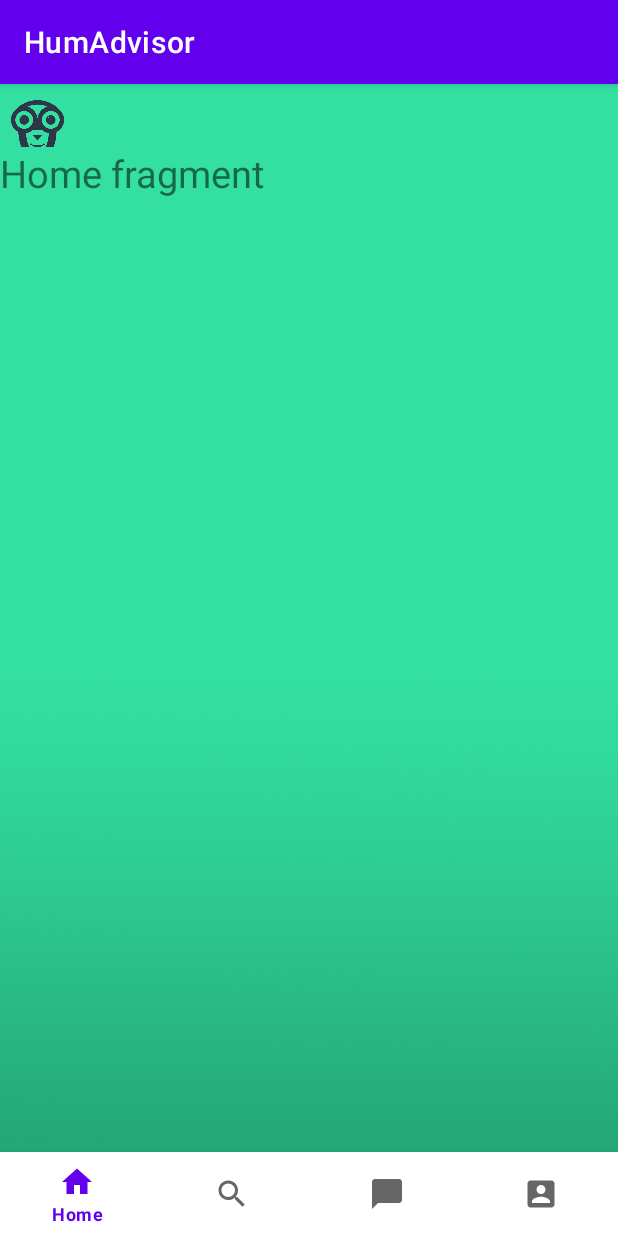
After one commit to Antoll/HumAdvisor, an Android app: the HomeFragment screen opened directly, with no data from a screen before it, on a phone screen of 412 x 824 dp. The commit adds this screen. Run offline under Robolectric (Android 15) with nearby library versions, the phone set to English and light mode, and no system bars; Roboto replaces fonts that are not available here.

Commit message:
push nico fragment fait plus qu a completer les pages

```diff
--- a/app/build.gradle
+++ b/app/build.gradle
@@ -32,6 +32,7 @@ dependencies {
     implementation 'androidx.appcompat:appcompat:1.4.1'
     implementation 'com.google.android.material:material:1.5.0'
     implementation 'androidx.constraintlayout:constraintlayout:2.1.3'
+    implementation 'androidx.legacy:legacy-support-v4:1.0.0'
     testImplementation 'junit:junit:4.13.2'
     androidTestImplementation 'androidx.test.ext:junit:1.1.3'
     androidTestImplementation 'androidx.test.espresso:espresso-core:3.4.0'
--- /dev/null
+++ b/app/src/main/java/uqac/dim/humadvisor/ChatFragment.java
@@ -0,0 +1,20 @@
+package uqac.dim.humadvisor;
+
+import android.os.Bundle;
+
+import androidx.fragment.app.Fragment;
+
+import android.view.LayoutInflater;
+import android.view.View;
+import android.view.ViewGroup;
+
+
+public class ChatFragment extends Fragment {
+
+    @Override
+    public View onCreateView(LayoutInflater inflater, ViewGroup container,
+                             Bundle savedInstanceState) {
+        // Inflate the layout for this fragment
+        return inflater.inflate(R.layout.fragment_chat, container, false);
+    }
+}
--- /dev/null
+++ b/app/src/main/java/uqac/dim/humadvisor/HomeFragment.java
@@ -0,0 +1,20 @@
+package uqac.dim.humadvisor;
+
+import android.os.Bundle;
+
+import androidx.fragment.app.Fragment;
+
+import android.view.LayoutInflater;
+import android.view.View;
+import android.view.ViewGroup;
+
+
+public class HomeFragment extends Fragment {
+
+    @Override
+    public View onCreateView(LayoutInflater inflater, ViewGroup container,
+                             Bundle savedInstanceState) {
+        // Inflate the layout for this fragment
+        return inflater.inflate(R.layout.fragment_home, container, false);
+    }
+}
--- /dev/null
+++ b/app/src/main/java/uqac/dim/humadvisor/MainActivity2.java
@@ -0,0 +1,54 @@
+package uqac.dim.humadvisor;
+
+import androidx.appcompat.app.AppCompatActivity;
+
+import android.content.pm.ActivityInfo;
+import android.os.Bundle;
+import android.view.MenuItem;
+
+import com.google.android.material.bottomnavigation.BottomNavigationView;
+import com.google.android.material.navigation.NavigationBarView;
+
+public class MainActivity2 extends AppCompatActivity {
+
+
+    BottomNavigationView bottomNavigationView ;
+
+    HomeFragment homeFragment = new HomeFragment();
+    SearchFragment searchFragment = new SearchFragment();
+    ProfileFragment profileFragment = new ProfileFragment();
+    ChatFragment chatFragment = new ChatFragment();
+    @Override
+    protected void onCreate(Bundle savedInstanceState) {
+        super.onCreate(savedInstanceState);
+        setContentView(R.layout.activity_main2);
+        this.setRequestedOrientation(ActivityInfo.SCREEN_ORIENTATION_PORTRAIT);
+
+        bottomNavigationView = findViewById(R.id.bottom_navigation_view);
+        getSupportFragmentManager().beginTransaction().replace(R.id.container,homeFragment).commit();
+        bottomNavigationView.setOnItemSelectedListener(new NavigationBarView.OnItemSelectedListener() {
+            @Override
+            public boolean onNavigationItemSelected(MenuItem item) {
+                switch (item.getItemId()){
+
+                    case R.id.nav_home:
+                        getSupportFragmentManager().beginTransaction().replace(R.id.container,homeFragment).commit();
+                        return true;
+                    case R.id.nav_search:
+                        getSupportFragmentManager().beginTransaction().replace(R.id.container,searchFragment).commit();
+                        return true;
+                    case R.id.nav_profile:
+                        getSupportFragmentManager().beginTransaction().replace(R.id.container,profileFragment).commit();
+                        return true;
+                    case R.id.nav_chat:
+                        getSupportFragmentManager().beginTransaction().replace(R.id.container,chatFragment).commit();
+                        return true;
+
+                }
+
+
+                return false;
+            }
+        });
+    }
+}
--- /dev/null
+++ b/app/src/main/java/uqac/dim/humadvisor/ProfileFragment.java
@@ -0,0 +1,20 @@
+package uqac.dim.humadvisor;
+
+import android.os.Bundle;
+
+import androidx.fragment.app.Fragment;
+
+import android.view.LayoutInflater;
+import android.view.View;
+import android.view.ViewGroup;
+
+
+public class ProfileFragment extends Fragment {
+
+    @Override
+    public View onCreateView(LayoutInflater inflater, ViewGroup container,
+                             Bundle savedInstanceState) {
+        // Inflate the layout for this fragment
+        return inflater.inflate(R.layout.fragment_profile, container, false);
+    }
+}
--- /dev/null
+++ b/app/src/main/java/uqac/dim/humadvisor/SearchFragment.java
@@ -0,0 +1,20 @@
+package uqac.dim.humadvisor;
+
+import android.os.Bundle;
+
+import androidx.fragment.app.Fragment;
+
+import android.view.LayoutInflater;
+import android.view.View;
+import android.view.ViewGroup;
+
+
+public class SearchFragment extends Fragment {
+
+    @Override
+    public View onCreateView(LayoutInflater inflater, ViewGroup container,
+                             Bundle savedInstanceState) {
+        // Inflate the layout for this fragment
+        return inflater.inflate(R.layout.fragment_search, container, false);
+    }
+}
--- /dev/null
+++ b/app/src/main/res/drawable/ic_chat.xml
@@ -0,0 +1,10 @@
+<vector xmlns:android="http://schemas.android.com/apk/res/android"
+    android:width="24dp"
+    android:height="24dp"
+    android:viewportWidth="24"
+    android:viewportHeight="24"
+    android:tint="?attr/colorControlNormal">
+  <path
+      android:fillColor="@android:color/white"
+      android:pathData="M20,2H4c-1.1,0 -2,0.9 -2,2v18l4,-4h14c1.1,0 2,-0.9 2,-2V4c0,-1.1 -0.9,-2 -2,-2z"/>
+</vector>
--- /dev/null
+++ b/app/src/main/res/drawable/ic_home.xml
@@ -0,0 +1,10 @@
+<vector xmlns:android="http://schemas.android.com/apk/res/android"
+    android:width="24dp"
+    android:height="24dp"
+    android:viewportWidth="24"
+    android:viewportHeight="24"
+    android:tint="?attr/colorControlNormal">
+  <path
+      android:fillColor="@android:color/white"
+      android:pathData="M10,20v-6h4v6h5v-8h3L12,3 2,12h3v8z"/>
+</vector>
--- /dev/null
+++ b/app/src/main/res/drawable/ic_profile.xml
@@ -0,0 +1,10 @@
+<vector xmlns:android="http://schemas.android.com/apk/res/android"
+    android:width="24dp"
+    android:height="24dp"
+    android:viewportWidth="24"
+    android:viewportHeight="24"
+    android:tint="?attr/colorControlNormal">
+  <path
+      android:fillColor="@android:color/white"
+      android:pathData="M3,5v14c0,1.1 0.89,2 2,2h14c1.1,0 2,-0.9 2,-2L21,5c0,-1.1 -0.9,-2 -2,-2L5,3c-1.11,0 -2,0.9 -2,2zM15,9c0,1.66 -1.34,3 -3,3s-3,-1.34 -3,-3 1.34,-3 3,-3 3,1.34 3,3zM6,17c0,-2 4,-3.1 6,-3.1s6,1.1 6,3.1v1L6,18v-1z"/>
+</vector>
--- /dev/null
+++ b/app/src/main/res/drawable/ic_search.xml
@@ -0,0 +1,10 @@
+<vector xmlns:android="http://schemas.android.com/apk/res/android"
+    android:width="24dp"
+    android:height="24dp"
+    android:viewportWidth="24"
+    android:viewportHeight="24"
+    android:tint="?attr/colorControlNormal">
+  <path
+      android:fillColor="@android:color/white"
+      android:pathData="M15.5,14h-0.79l-0.28,-0.27C15.41,12.59 16,11.11 16,9.5 16,5.91 13.09,3 9.5,3S3,5.91 3,9.5 5.91,16 9.5,16c1.61,0 3.09,-0.59 4.23,-1.57l0.27,0.28v0.79l5,4.99L20.49,19l-4.99,-5zM9.5,14C7.01,14 5,11.99 5,9.5S7.01,5 9.5,5 14,7.01 14,9.5 11.99,14 9.5,14z"/>
+</vector>
--- /dev/null
+++ b/app/src/main/res/layout/activity_main2.xml
@@ -0,0 +1,34 @@
+<?xml version="1.0" encoding="utf-8"?>
+<RelativeLayout xmlns:android="http://schemas.android.com/apk/res/android"
+    xmlns:app="http://schemas.android.com/apk/res-auto"
+    xmlns:tools="http://schemas.android.com/tools"
+    android:layout_width="match_parent"
+    android:layout_height="match_parent"
+    android:background="@drawable/background"
+    tools:context=".MainActivity2">
+
+    <ImageView
+        android:id="@+id/logosignin"
+        android:layout_width="50dp"
+        android:layout_height="50dp"
+        android:translationY="5dp"
+        app:srcCompat="@drawable/logo_humadvisor_sans_fond_bleut" />
+
+
+    <FrameLayout
+        android:id="@+id/container"
+        android:layout_width="match_parent"
+        android:layout_height="670dp"
+
+        android:layout_above="@id/bottom_navigation_view" />
+
+
+
+    <com.google.android.material.bottomnavigation.BottomNavigationView
+        android:id="@+id/bottom_navigation_view"
+        android:layout_width="match_parent"
+        android:layout_height="wrap_content"
+        android:layout_alignParentBottom="true"
+        app:menu="@menu/bottom_menu"/>
+
+</RelativeLayout>
--- /dev/null
+++ b/app/src/main/res/layout/fragment_home.xml
@@ -0,0 +1,17 @@
+<?xml version="1.0" encoding="utf-8"?>
+<RelativeLayout xmlns:android="http://schemas.android.com/apk/res/android"
+    xmlns:tools="http://schemas.android.com/tools"
+    android:layout_width="match_parent"
+    android:layout_height="match_parent"
+    tools:context=".HomeFragment">
+
+
+    <TextView
+        android:layout_width="wrap_content"
+        android:layout_height="wrap_content"
+        android:background="@drawable/background"
+        android:textSize="25dp"
+        android:text="Home fragment"
+        />
+
+</RelativeLayout>
--- /dev/null
+++ b/app/src/main/res/menu/bottom_menu.xml
@@ -0,0 +1,20 @@
+<?xml version="1.0" encoding="utf-8"?>
+<menu xmlns:android="http://schemas.android.com/apk/res/android">
+    <item
+        android:id="@+id/nav_home"
+        android:icon="@drawable/ic_home"
+        android:title="@string/home"/>
+    <item
+        android:id="@+id/nav_search"
+        android:icon="@drawable/ic_search"
+        android:title="@string/research"/>
+    <item
+        android:id="@+id/nav_chat"
+        android:icon="@drawable/ic_chat"
+        android:title="@string/chat"/>
+    <item
+        android:id="@+id/nav_profile"
+        android:icon="@drawable/ic_profile"
+        android:title="@string/profile"/>
+
+</menu>
--- a/app/src/main/res/values/strings.xml
+++ b/app/src/main/res/values/strings.xml
@@ -10,4 +10,11 @@
     <string name="forgot_password">FORGOT PASSWORD?</string>
     <string name="logo">logo</string>
     <string name="arrow">arrow</string>
+
+    <string name="home">Home</string>
+    <string name="research">Research</string>
+    <string name="profile">Profile</string>
+    <string name="chat">Chat</string>
+    <!-- TODO: Remove or change this placeholder text -->
+    <string name="hello_blank_fragment">Hello blank fragment</string>
 </resources>
```
Also changed, not shown: app/src/main/AndroidManifest.xml (+7 -3 lines), app/src/main/java/uqac/dim/humadvisor/MainActivity.java (+19 -1 lines), app/src/main/res/layout/activity_main.xml (+10 -0 lines), app/src/main/res/layout/fragment_chat.xml (added, +16 -0 lines), app/src/main/res/layout/fragment_profile.xml (added, +16 -0 lines), app/src/main/res/layout/fragment_search.xml (added, +16 -0 lines), 1 other file.
